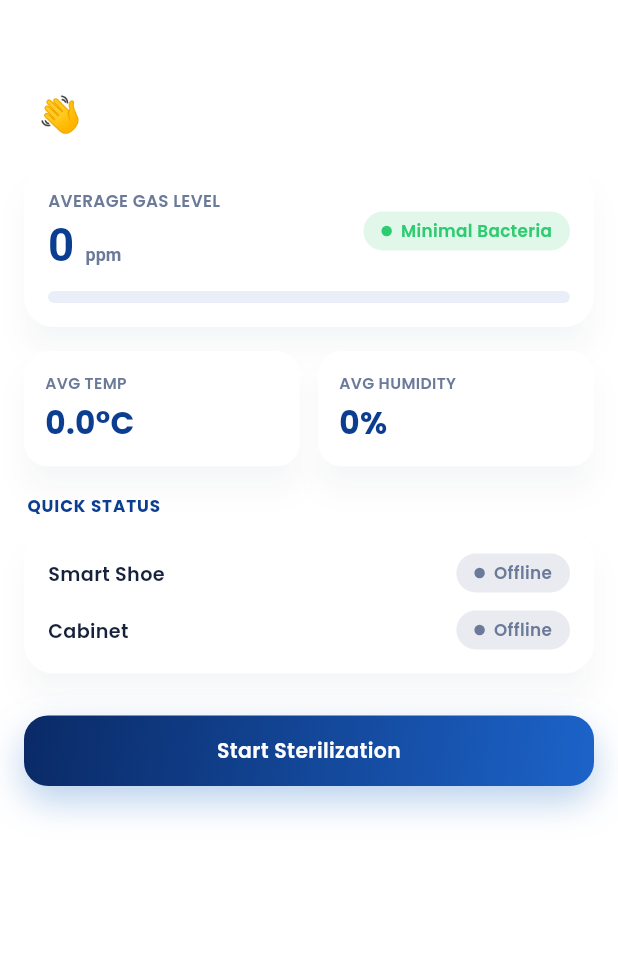
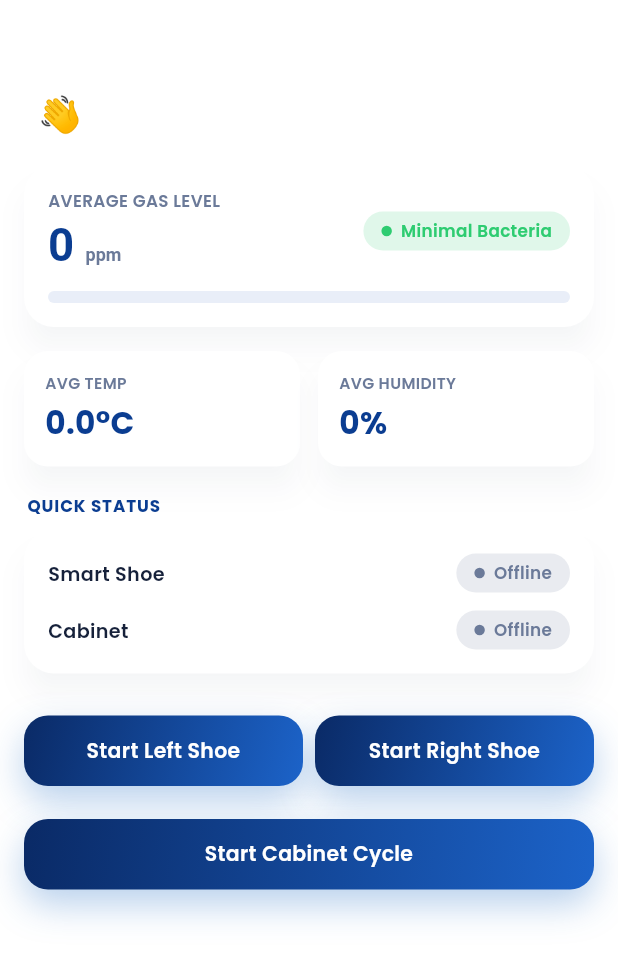
Before and after one commit to kavishkarasara/SteriStep, a Flutter app: the DashboardScreen widget shown alone on an empty page, opened directly with empty values, on a phone screen of 412 x 824 dp. Shown: the top 960 px of the screen. Run offline on Flutter 3.47's test engine with Material 3 defaults, Android fonts, the phone set to English and light mode, and no system bars; our stand-ins replace firebase_auth, firebase_core, firebase_database, google_fonts, shared_preferences; accounts and stored records are empty.

Commit message:
esp code update

```diff
--- a/lib/models/sensor_data.dart
+++ b/lib/models/sensor_data.dart
@@ -14,6 +14,7 @@ class ShoeData {
   final double temperatureC; // DHT22
   final double humidityPct; // DHT22
   final bool footDetected;
+  final bool isSterilizing;
 
   ShoeData({
     required this.gasAnalog,
@@ -23,6 +24,7 @@ class ShoeData {
     required this.temperatureC,
     required this.humidityPct,
     required this.footDetected,
+    required this.isSterilizing,
   });
 }
 
@@ -159,6 +161,7 @@ class ESP32SensorService {
       temperatureC: 0.0,
       humidityPct: 0.0,
       footDetected: leftData['footDetected'] as bool? ?? false,
+      isSterilizing: leftData['isSterilizing'] as bool? ?? false,
     );
 
     final rightShoe = ShoeData(
@@ -169,6 +172,7 @@ class ESP32SensorService {
       temperatureC: 0.0,
       humidityPct: 0.0,
       footDetected: rightData['footDetected'] as bool? ?? false,
+      isSterilizing: rightData['isSterilizing'] as bool? ?? false,
     );
 
     _controller.add(SensorSnapshot(
--- a/lib/screens/dashboard_screen.dart
+++ b/lib/screens/dashboard_screen.dart
@@ -199,11 +199,35 @@ class _DashboardScreenState extends State<DashboardScreen> {
                   ),
                 ),
                 const SizedBox(height: 4),
+                Row(
+                  children: [
+                    Expanded(
+                      child: PrimaryButton(
+                        text: 'Start Left Shoe',
+                        onPressed: () {
+                          _sendCommand(context, 'left_shoe', 'START_SHOE_UVC');
+                          ScaffoldMessenger.of(context).showSnackBar(const SnackBar(content: Text('Left shoe sterilization started')));
+                        },
+                      ),
+                    ),
+                    const SizedBox(width: 8),
+                    Expanded(
+                      child: PrimaryButton(
+                        text: 'Start Right Shoe',
+                        onPressed: () {
+                          _sendCommand(context, 'right_shoe', 'START_SHOE_UVC');
+                          ScaffoldMessenger.of(context).showSnackBar(const SnackBar(content: Text('Right shoe sterilization started')));
+                        },
+                      ),
+                    ),
+                  ],
+                ),
+                const SizedBox(height: 12),
                 PrimaryButton(
-                  text: 'Start Sterilization',
+                  text: 'Start Cabinet Cycle',
                   onPressed: () {
                     // Send command to Firebase
-                    _sendCommand(context, avgGas >= 2500 ? 'START_HEAVY' : 'START_UVC');
+                    _sendCommand(context, 'cabinet', avgGas >= 2500 ? 'START_HEAVY' : 'START_UVC');
                     widget.onNavigate(2); // Go to Cabinet screen
                   },
                 ),
@@ -217,7 +241,7 @@ class _DashboardScreenState extends State<DashboardScreen> {
     );
   }
 
-  void _sendCommand(BuildContext context, String cmd) async {
+  void _sendCommand(BuildContext context, String node, String cmd) async {
     final user = FirebaseAuth.instance.currentUser;
     if (user == null) return;
 
@@ -225,7 +249,7 @@ class _DashboardScreenState extends State<DashboardScreen> {
     final systemId = prefs.getString('system_id');
 
     if (systemId != null && systemId.isNotEmpty) {
-      await FirebaseDatabase.instance.ref('devices/$systemId/cabinet/command').set(cmd);
+      await FirebaseDatabase.instance.ref('devices/$systemId/$node/command').set(cmd);
     }
   }
 }
```
Also changed, not shown: lib/screens/shoe_screen.dart (+39 -2 lines), 2 other files.
